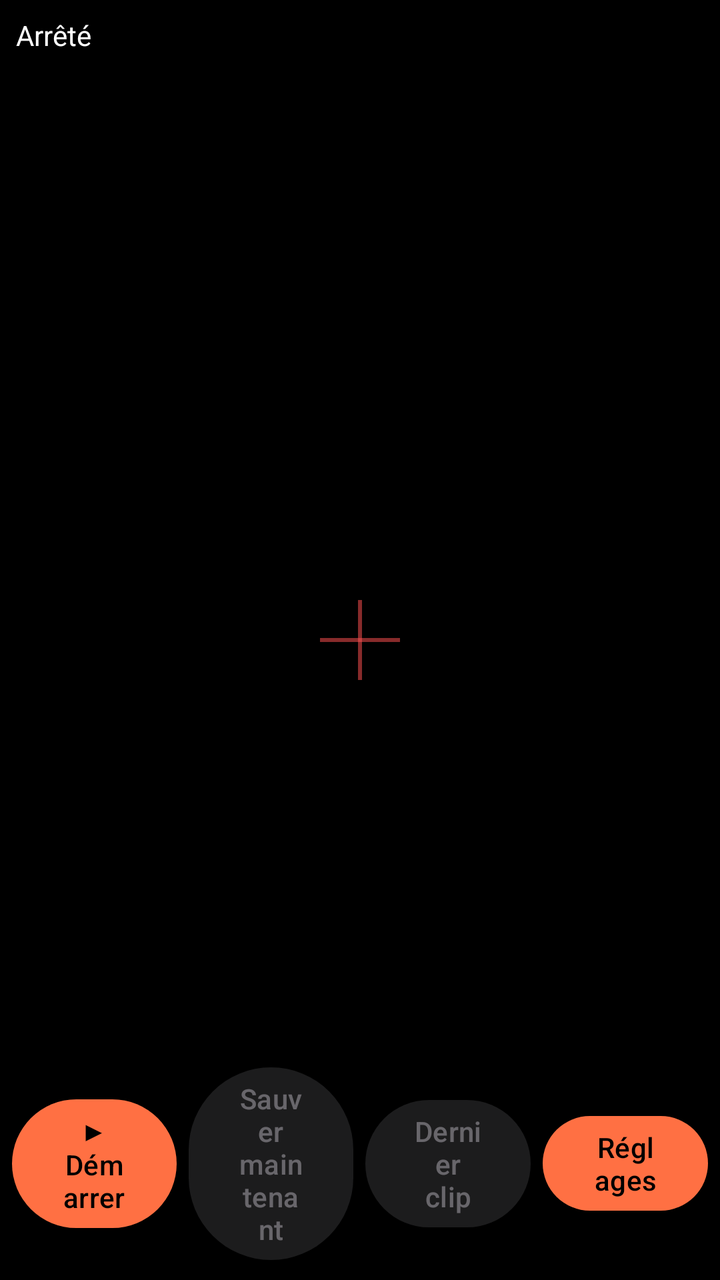
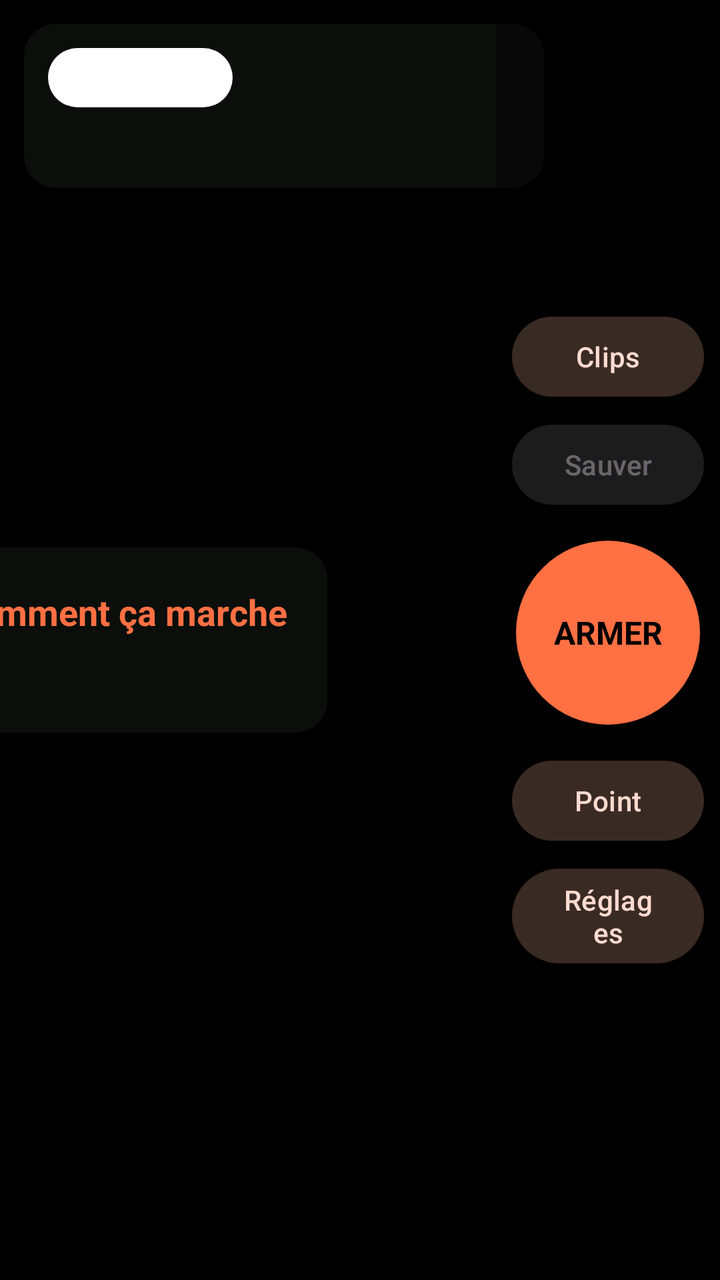

An Android layout rendered at two revisions. The XML below is the earlier revision; the diff shows what the commit changed to produce the second picture.
<!-- AndroidManifest.xml: activity theme Theme.ShootCam.Camera -->
<!-- res/layout/activity_main.xml -->
<?xml version="1.0" encoding="utf-8"?>
<FrameLayout xmlns:android="http://schemas.android.com/apk/res/android"
    android:layout_width="match_parent"
    android:layout_height="match_parent"
    android:background="#000000"
    android:fitsSystemWindows="true">

    <TextureView
        android:id="@+id/preview"
        android:layout_width="match_parent"
        android:layout_height="match_parent" />

    
    <View
        android:layout_width="2dp"
        android:layout_height="40dp"
        android:layout_gravity="center"
        android:background="#88FF5252" />

    <View
        android:layout_width="40dp"
        android:layout_height="2dp"
        android:layout_gravity="center"
        android:background="#88FF5252" />

    <LinearLayout
        android:layout_width="match_parent"
        android:layout_height="wrap_content"
        android:layout_gravity="top"
        android:background="#99000000"
        android:orientation="vertical"
        android:padding="8dp">

        <TextView
            android:id="@+id/status"
            android:layout_width="match_parent"
            android:layout_height="wrap_content"
            android:text="Arrêté"
            android:textColor="#FFFFFF"
            android:textSize="14sp" />

        <TextView
            android:id="@+id/meters"
            android:layout_width="match_parent"
            android:layout_height="wrap_content"
            android:fontFamily="monospace"
            android:textColor="#FFD54F"
            android:textSize="12sp" />
    </LinearLayout>

    <LinearLayout
        android:layout_width="match_parent"
        android:layout_height="wrap_content"
        android:layout_gravity="bottom"
        android:background="#99000000"
        android:gravity="center"
        android:orientation="horizontal"
        android:padding="6dp">

        <Button
            android:id="@+id/btn_start"
            android:layout_width="0dp"
            android:layout_height="wrap_content"
            android:layout_marginEnd="6dp"
            android:layout_weight="1"
            android:text="▶ Démarrer" />

        <Button
            android:id="@+id/btn_save"
            android:layout_width="0dp"
            android:layout_height="wrap_content"
            android:layout_marginEnd="6dp"
            android:layout_weight="1"
            android:enabled="false"
            android:text="Sauver maintenant" />

        <Button
            android:id="@+id/btn_last"
            android:layout_width="0dp"
            android:layout_height="wrap_content"
            android:layout_marginEnd="6dp"
            android:layout_weight="1"
            android:enabled="false"
            android:text="Dernier clip" />

        <Button
            android:id="@+id/btn_settings"
            android:layout_width="0dp"
            android:layout_height="wrap_content"
            android:layout_weight="1"
            android:text="Réglages" />
    </LinearLayout>
</FrameLayout>
<!-- resources referenced by this layout -->
<resources>
  <style name="Theme.ShootCam.Camera" parent="Theme.Material3.Dark.NoActionBar">
          <item name="colorPrimary">#FF7043</item>
          <item name="colorOnPrimary">#000000</item>
      </style>
</resources>

<!-- the commit's change to res/layout/activity_main.xml (unified diff, before → after) -->
@@ -1,9 +1,10 @@
 <?xml version="1.0" encoding="utf-8"?>
 <FrameLayout xmlns:android="http://schemas.android.com/apk/res/android"
+    xmlns:app="http://schemas.android.com/apk/res-auto"
+    android:id="@+id/root"
     android:layout_width="match_parent"
     android:layout_height="match_parent"
-    android:background="#000000"
-    android:fitsSystemWindows="true">
+    android:background="#000000">
 
     <TextureView
         android:id="@+id/preview"
@@ -11,83 +12,212 @@
         android:layout_height="match_parent" />
 
     
-    <View
-        android:layout_width="2dp"
-        android:layout_height="40dp"
+    <LinearLayout
+        android:id="@+id/empty"
+        android:layout_width="wrap_content"
+        android:layout_height="wrap_content"
         android:layout_gravity="center"
-        android:background="#88FF5252" />
-
-    <View
-        android:layout_width="40dp"
-        android:layout_height="2dp"
-        android:layout_gravity="center"
-        android:background="#88FF5252" />
-
-    <LinearLayout
-        android:layout_width="match_parent"
-        android:layout_height="wrap_content"
-        android:layout_gravity="top"
-        android:background="#99000000"
+        android:layout_marginEnd="120dp"
+        android:background="@drawable/bg_panel"
         android:orientation="vertical"
-        android:padding="8dp">
-
-        <TextView
-            android:id="@+id/status"
-            android:layout_width="match_parent"
-            android:layout_height="wrap_content"
-            android:text="Arrêté"
+        android:padding="20dp">
+
+        <TextView
+            android:layout_width="wrap_content"
+            android:layout_height="wrap_content"
+            android:text="Comment ça marche"
+            android:textColor="@color/accent"
+            android:textSize="18sp"
+            android:textStyle="bold" />
+
+        <TextView
+            android:id="@+id/empty_steps"
+            android:layout_width="wrap_content"
+            android:layout_height="wrap_content"
+            android:layout_marginTop="8dp"
+            android:lineSpacingMultiplier="1.25"
+            android:textColor="#FFFFFF"
+            android:textSize="15sp" />
+    </LinearLayout>
+
+    
+    <LinearLayout
+        android:id="@+id/status_panel"
+        android:layout_width="wrap_content"
+        android:layout_height="wrap_content"
+        android:layout_gravity="top|start"
+        android:layout_margin="12dp"
+        android:background="@drawable/bg_panel"
+        android:maxWidth="420dp"
+        android:minWidth="260dp"
+        android:orientation="vertical"
+        android:padding="12dp">
+
+        <TextView
+            android:id="@+id/state"
+            android:layout_width="wrap_content"
+            android:layout_height="wrap_content"
+            android:background="@drawable/bg_chip"
+            android:letterSpacing="0.05"
+            android:paddingStart="14dp"
+            android:paddingTop="4dp"
+            android:paddingEnd="14dp"
+            android:paddingBottom="4dp"
+            android:text="ARRÊTÉ"
+            android:textColor="#FFFFFF"
+            android:textSize="16sp"
+            android:textStyle="bold" />
+
+        <TextView
+            android:id="@+id/hint"
+            android:layout_width="wrap_content"
+            android:layout_height="wrap_content"
+            android:layout_marginTop="8dp"
+            android:maxWidth="400dp"
+            android:textColor="#FFFFFF"
+            android:textSize="15sp" />
+
+        <ProgressBar
+            android:id="@+id/buffer_bar"
+            style="?android:attr/progressBarStyleHorizontal"
+            android:layout_width="match_parent"
+            android:layout_height="8dp"
+            android:layout_marginTop="8dp"
+            android:max="100"
+            android:progressTint="@color/accent"
+            android:visibility="gone" />
+
+        <TextView
+            android:id="@+id/event"
+            android:layout_width="wrap_content"
+            android:layout_height="wrap_content"
+            android:layout_marginTop="6dp"
+            android:maxWidth="400dp"
+            android:textColor="#FFD54F"
+            android:textSize="13sp"
+            android:visibility="gone" />
+
+        <TextView
+            android:id="@+id/meters"
+            android:layout_width="wrap_content"
+            android:layout_height="wrap_content"
+            android:layout_marginTop="6dp"
+            android:fontFamily="monospace"
+            android:textColor="#B0BEC5"
+            android:textSize="12sp"
+            android:visibility="gone" />
+    </LinearLayout>
+
+    <TextView
+        android:id="@+id/zoom_label"
+        android:layout_width="wrap_content"
+        android:layout_height="wrap_content"
+        android:layout_gravity="top|end"
+        android:layout_marginTop="16dp"
+        android:layout_marginEnd="132dp"
+        android:background="@drawable/bg_panel"
+        android:paddingStart="10dp"
+        android:paddingTop="4dp"
+        android:paddingEnd="10dp"
+        android:paddingBottom="4dp"
+        android:text="1.0×"
+        android:textColor="#FFFFFF"
+        android:textSize="14sp"
+        android:visibility="gone" />
+
+    
+    <LinearLayout
+        android:id="@+id/align_banner"
+        android:layout_width="wrap_content"
+        android:layout_height="wrap_content"
+        android:layout_gravity="bottom|center_horizontal"
+        android:layout_marginEnd="120dp"
+        android:layout_marginBottom="16dp"
+        android:background="@drawable/bg_panel"
+        android:gravity="center_vertical"
+        android:orientation="horizontal"
+        android:padding="10dp"
+        android:visibility="gone">
+
+        <TextView
+            android:layout_width="wrap_content"
+            android:layout_height="wrap_content"
+            android:layout_marginEnd="12dp"
+            android:maxWidth="320dp"
+            android:text="Touchez l’image là où le point rouge doit être (point d’impact)."
             android:textColor="#FFFFFF"
             android:textSize="14sp" />
 
-        <TextView
-            android:id="@+id/meters"
-            android:layout_width="match_parent"
-            android:layout_height="wrap_content"
-            android:fontFamily="monospace"
-            android:textColor="#FFD54F"
-            android:textSize="12sp" />
-    </LinearLayout>
-
-    <LinearLayout
-        android:layout_width="match_parent"
-        android:layout_height="wrap_content"
-        android:layout_gravity="bottom"
-        android:background="#99000000"
+        <com.google.android.material.button.MaterialButton
+            android:id="@+id/btn_align_center"
+            style="@style/Widget.Material3.Button.TextButton"
+            android:layout_width="wrap_content"
+            android:layout_height="wrap_content"
+            android:text="Centrer" />
+
+        <com.google.android.material.button.MaterialButton
+            android:id="@+id/btn_align_done"
+            android:layout_width="wrap_content"
+            android:layout_height="wrap_content"
+            android:text="OK" />
+    </LinearLayout>
+
+    
+    <LinearLayout
+        android:layout_width="112dp"
+        android:layout_height="match_parent"
+        android:layout_gravity="end"
+        android:background="#66000000"
         android:gravity="center"
-        android:orientation="horizontal"
-        android:padding="6dp">
-
-        <Button
-            android:id="@+id/btn_start"
-            android:layout_width="0dp"
-            android:layout_height="wrap_content"
-            android:layout_marginEnd="6dp"
-            android:layout_weight="1"
-            android:text="▶ Démarrer" />
-
-        <Button
+        android:orientation="vertical"
+        android:paddingStart="8dp"
+        android:paddingEnd="8dp">
+
+        <com.google.android.material.button.MaterialButton
+            android:id="@+id/btn_clips"
+            style="@style/Widget.Material3.Button.TonalButton"
+            android:layout_width="match_parent"
+            android:layout_height="wrap_content"
+            android:text="Clips" />
+
+        <com.google.android.material.button.MaterialButton
             android:id="@+id/btn_save"
-            android:layout_width="0dp"
-            android:layout_height="wrap_content"
-            android:layout_marginEnd="6dp"
-            android:layout_weight="1"
+            style="@style/Widget.Material3.Button.TonalButton"
+            android:layout_width="match_parent"
+            android:layout_height="wrap_content"
+            android:layout_marginTop="6dp"
             android:enabled="false"
-            android:text="Sauver maintenant" />
-
-        <Button
-            android:id="@+id/btn_last"
-            android:layout_width="0dp"
-            android:layout_height="wrap_content"
-            android:layout_marginEnd="6dp"
-            android:layout_weight="1"
-            android:enabled="false"
-            android:text="Dernier clip" />
-
-        <Button
+            android:text="Sauver" />
+
+        <TextView
+            android:id="@+id/btn_arm"
+            android:layout_width="92dp"
+            android:layout_height="92dp"
+            android:layout_marginTop="14dp"
+            android:layout_marginBottom="14dp"
+            android:background="@drawable/bg_arm"
+            android:backgroundTint="@color/accent"
+            android:clickable="true"
+            android:focusable="true"
+            android:gravity="center"
+            android:text="ARMER"
+            android:textColor="#000000"
+            android:textSize="16sp"
+            android:textStyle="bold" />
+
+        <com.google.android.material.button.MaterialButton
+            android:id="@+id/btn_align"
+            style="@style/Widget.Material3.Button.TonalButton"
+            android:layout_width="match_parent"
+            android:layout_height="wrap_content"
+            android:text="Point" />
+
+        <com.google.android.material.button.MaterialButton
             android:id="@+id/btn_settings"
-            android:layout_width="0dp"
-            android:layout_height="wrap_content"
-            android:layout_weight="1"
+            style="@style/Widget.Material3.Button.TonalButton"
+            android:layout_width="match_parent"
+            android:layout_height="wrap_content"
+            android:layout_marginTop="6dp"
             android:text="Réglages" />
     </LinearLayout>
 </FrameLayout>
<!-- resource entries referenced after the edit -->
@@ -1,8 +1,44 @@
 <!-- resources referenced by this layout -->
 <resources>
+  <color name="accent">#FF7043</color>
+  <!-- drawable bg_arm (drawable) -->
+  <?xml version="1.0" encoding="utf-8"?>
+  <layer-list xmlns:android="http://schemas.android.com/apk/res/android">
+      <item>
+          <shape android:shape="oval">
+              <solid android:color="#FFFFFFFF" />
+          </shape>
+      </item>
+      <item
+          android:bottom="5dp"
+          android:left="5dp"
+          android:right="5dp"
+          android:top="5dp">
+          <shape android:shape="oval">
+              <solid android:color="#33000000" />
+          </shape>
+      </item>
+  </layer-list>
+  <!-- drawable bg_chip (drawable) -->
+  <?xml version="1.0" encoding="utf-8"?>
+  <shape xmlns:android="http://schemas.android.com/apk/res/android" android:shape="rectangle">
+      <solid android:color="#FFFFFFFF" />
+      <corners android:radius="20dp" />
+  </shape>
+  <!-- drawable bg_panel (drawable) -->
+  <?xml version="1.0" encoding="utf-8"?>
+  <shape xmlns:android="http://schemas.android.com/apk/res/android" android:shape="rectangle">
+      <solid android:color="@color/panel" />
+      <corners android:radius="16dp" />
+  </shape>
   <style name="Theme.ShootCam.Camera" parent="Theme.Material3.Dark.NoActionBar">
-          <item name="colorPrimary">#FF7043</item>
+          <item name="colorPrimary">@color/accent</item>
           <item name="colorOnPrimary">#000000</item>
+          <item name="colorSecondaryContainer">#3A2A24</item>
+          <item name="colorOnSecondaryContainer">#FFDBD0</item>
+          <item name="android:windowBackground">#000000</item>
+          <item name="android:windowFullscreen">true</item>
       </style>
+  <color name="panel">#B3101410</color>
 </resources>
 
